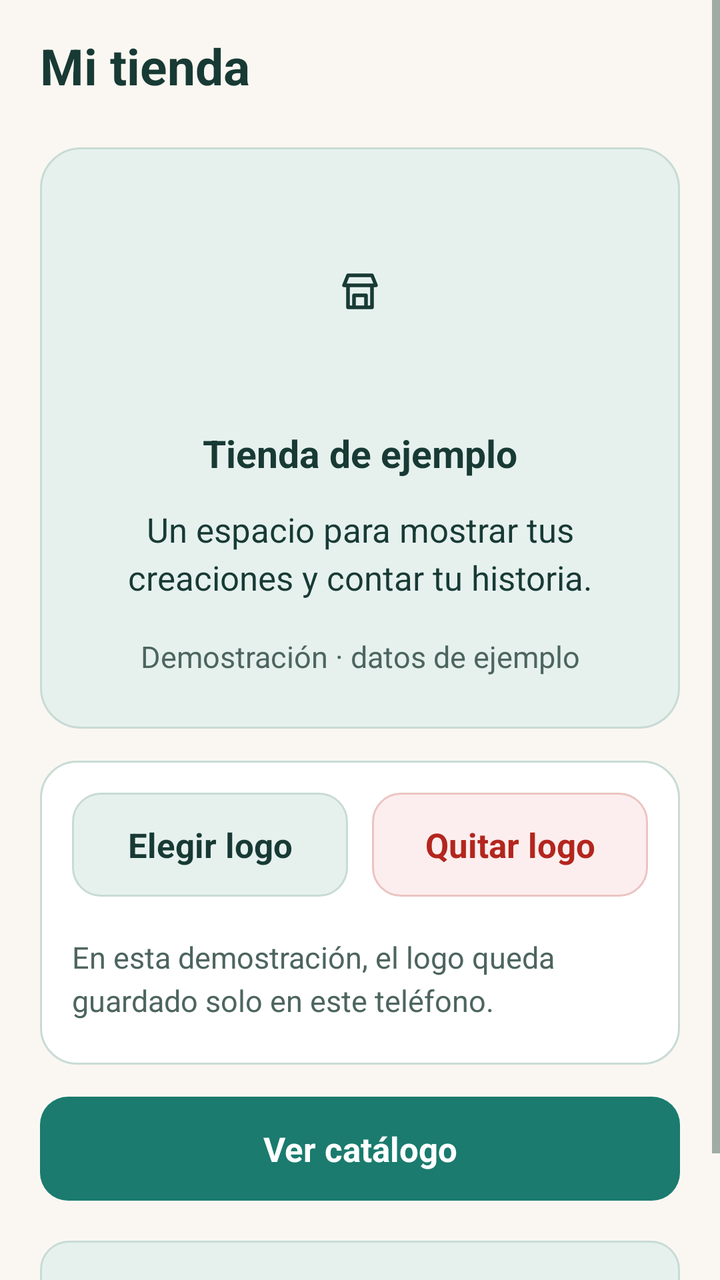
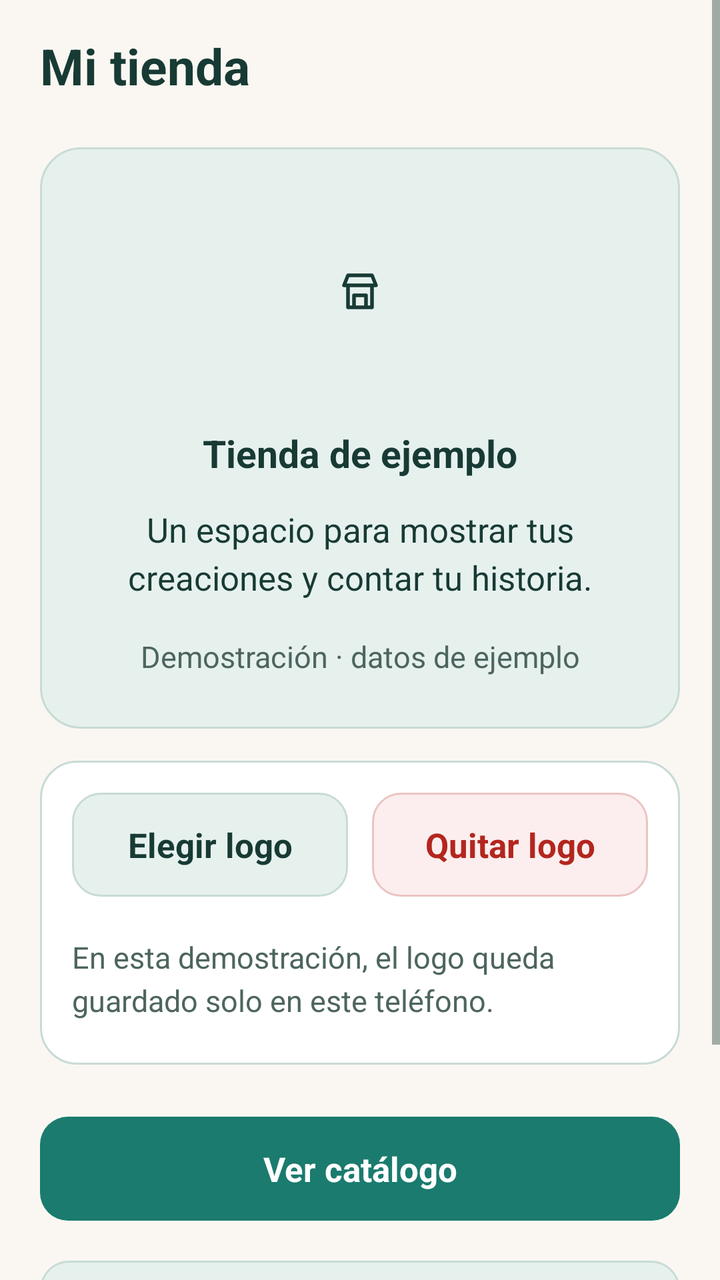

Before-and-after screenshots of an Android layout around one commit, followed by the original layout XML and the change that was made.
<!-- AndroidManifest.xml: application theme Theme.ConectaSur -->
<!-- res/layout/screen_store.xml -->
<?xml version="1.0" encoding="utf-8"?>
<ScrollView xmlns:android="http://schemas.android.com/apk/res/android"
    xmlns:tools="http://schemas.android.com/tools"
    android:id="@+id/page_scroll"
    android:layout_width="match_parent"
    android:layout_height="match_parent"
    android:background="?attr/appBackground"
    android:fillViewport="true"
    tools:theme="@style/Theme.ConectaSur">

    <LinearLayout
        android:layout_width="match_parent"
        android:layout_height="wrap_content"
        android:orientation="vertical"
        android:paddingHorizontal="@dimen/space_lg"
        android:paddingTop="@dimen/space_md"
        android:paddingBottom="@dimen/space_xl">

        <TextView
            android:id="@+id/page_title"
            style="@style/ConectaSur.Title"
            android:layout_width="match_parent"
            android:layout_height="wrap_content"
            android:text="@string/store_title" />

        
        <LinearLayout
            android:layout_width="match_parent"
            android:layout_height="wrap_content"
            android:layout_marginTop="@dimen/space_md"
            android:background="@drawable/card_surface_owner_header"
            android:gravity="center_horizontal"
            android:orientation="vertical"
            android:padding="@dimen/space_lg">

            <ImageView
                android:id="@+id/store_logo"
                android:layout_width="104dp"
                android:layout_height="104dp"
                android:background="@drawable/photo_frame_bg"
                android:clipToOutline="true"
                android:contentDescription="@string/store_logo"
                android:padding="10dp"
                android:scaleType="centerInside"
                android:src="@drawable/ic_shop_logo" />

            <TextView
                android:id="@+id/store_name"
                style="@style/ConectaSur.Section"
                android:layout_width="match_parent"
                android:layout_height="wrap_content"
                android:layout_marginTop="@dimen/space_md"
                android:gravity="center"
                android:text="@string/store_name" />

            <TextView
                android:id="@+id/store_description"
                style="@style/ConectaSur.Body"
                android:layout_width="match_parent"
                android:layout_height="wrap_content"
                android:layout_marginTop="@dimen/space_xs"
                android:gravity="center"
                android:text="@string/store_description" />

            <TextView
                android:id="@+id/store_demo"
                style="@style/ConectaSur.Label"
                android:layout_width="match_parent"
                android:layout_height="wrap_content"
                android:layout_marginTop="@dimen/space_xs"
                android:gravity="center"
                android:text="@string/demo" />
        </LinearLayout>

        
        <LinearLayout
            android:layout_width="match_parent"
            android:layout_height="wrap_content"
            android:layout_marginTop="@dimen/space_md"
            android:background="@drawable/card_surface"
            android:orientation="vertical"
            android:padding="@dimen/space_md">

            <LinearLayout
                android:layout_width="match_parent"
                android:layout_height="wrap_content"
                android:orientation="horizontal">

                <Button
                    android:id="@+id/change_logo"
                    style="@style/ConectaSur.Button.Tonal"
                    android:layout_width="0dp"
                    android:layout_height="wrap_content"
                    android:layout_marginEnd="@dimen/space_xs"
                    android:layout_weight="1"
                    android:text="@string/change_logo" />

                <Button
                    android:id="@+id/remove_logo"
                    style="@style/ConectaSur.Button.Danger"
                    android:layout_width="0dp"
                    android:layout_height="wrap_content"
                    android:layout_marginStart="@dimen/space_xs"
                    android:layout_weight="1"
                    android:text="@string/remove_logo" />
            </LinearLayout>

            <TextView
                android:id="@+id/local_logo_note"
                style="@style/ConectaSur.Label"
                android:layout_width="match_parent"
                android:layout_height="wrap_content"
                android:layout_marginTop="@dimen/space_sm"
                android:text="@string/local_logo_note" />
        </LinearLayout>

        
        <LinearLayout
            android:id="@+id/store_pickup_card"
            android:layout_width="match_parent"
            android:layout_height="wrap_content"
            android:layout_marginTop="@dimen/space_md"
            android:background="@drawable/card_surface"
            android:orientation="vertical"
            android:padding="@dimen/space_md"
            android:visibility="gone">

            <TextView
                style="@style/ConectaSur.Label"
                android:layout_width="match_parent"
                android:layout_height="wrap_content"
                android:text="Punto de retiro o feria" />

            <TextView
                android:id="@+id/store_pickup_text"
                style="@style/ConectaSur.Body"
                android:layout_width="match_parent"
                android:layout_height="wrap_content"
                android:layout_marginTop="4dp" />

            <Button
                android:id="@+id/store_pickup_directions"
                style="@style/ConectaSur.Button.Tonal"
                android:layout_width="match_parent"
                android:layout_height="wrap_content"
                android:layout_marginTop="@dimen/space_sm"
                android:minHeight="48dp"
                android:text="Cómo llegar en mapa" />
        </LinearLayout>

        <Button
            android:id="@+id/store_contact"
            style="@style/ConectaSur.Button.Primary"
            android:layout_width="match_parent"
            android:layout_height="wrap_content"
            android:layout_marginTop="@dimen/space_md"
            android:text="Contactar a la tienda"
            android:visibility="gone" />

        <Button
            android:id="@+id/store_share_qr"
            style="@style/ConectaSur.Button.Tonal"
            android:layout_width="match_parent"
            android:layout_height="wrap_content"
            android:layout_marginTop="@dimen/space_sm"
            android:minHeight="48dp"
            android:text="Compartir tienda / QR"
            android:visibility="gone" />

        <Button
            android:id="@+id/store_catalog"
            style="@style/ConectaSur.Button.Primary"
            android:layout_width="match_parent"
            android:layout_height="wrap_content"
            android:layout_marginTop="@dimen/space_md"
            android:text="@string/store_catalog" />

        <Button
            android:id="@+id/store_sales"
            style="@style/ConectaSur.Button.Tonal"
            android:layout_width="match_parent"
            android:layout_height="wrap_content"
            android:layout_marginTop="@dimen/space_sm"
            android:text="@string/store_sales" />
    </LinearLayout>
</ScrollView>
<!-- resources referenced by this layout -->
<resources>
  <dimen name="space_lg">20dp</dimen>
  <dimen name="space_md">16dp</dimen>
  <dimen name="space_sm">10dp</dimen>
  <dimen name="space_xl">28dp</dimen>
  <dimen name="space_xs">6dp</dimen>
  <!-- drawable card_surface (drawable) -->
  <?xml version="1.0" encoding="utf-8"?>
  <shape xmlns:android="http://schemas.android.com/apk/res/android">
      <solid android:color="?attr/appSurface" />
      <stroke android:width="1dp" android:color="?attr/appBorder" />
      <corners android:radius="18dp" />
  </shape>
  <!-- drawable card_surface_owner_header (drawable) -->
  <?xml version="1.0" encoding="utf-8"?>
  <shape xmlns:android="http://schemas.android.com/apk/res/android">
      <solid android:color="@color/conectasur_forest_soft" />
      <stroke android:width="1dp" android:color="@color/conectasur_forest_border" />
      <corners android:radius="20dp" />
  </shape>
  <!-- drawable photo_frame_bg (drawable) -->
  <?xml version="1.0" encoding="utf-8"?>
  <shape xmlns:android="http://schemas.android.com/apk/res/android">
      <solid android:color="@color/conectasur_forest_soft" />
      <corners android:radius="14dp" />
  </shape>
  <string name="change_logo">Elegir logo</string>
  <string name="demo">Demostración · datos de ejemplo</string>
  <string name="local_logo_note">En esta demostración, el logo queda guardado solo en este teléfono.</string>
  <string name="remove_logo">Quitar logo</string>
  <string name="store_catalog">Ver catálogo</string>
  <string name="store_description">Un espacio para mostrar tus creaciones y contar tu historia.</string>
  <string name="store_logo">Logo del emprendimiento</string>
  <string name="store_name">Tienda de ejemplo</string>
  <string name="store_sales">Mis ventas</string>
  <string name="store_title">Mi tienda</string>
  <style name="ConectaSur.Body" parent="android:Widget.TextView">
          <item name="android:textSize">17sp</item>
          <item name="android:textColor">?attr/appInk</item>
          <item name="android:lineSpacingMultiplier">1.2</item>
          <item name="android:layout_marginBottom">12dp</item>
      </style>
  <style name="ConectaSur.Button.Danger" parent="ConectaSur.Button">
          <item name="android:background">@drawable/button_danger_tonal</item>
          <item name="android:textColor">@color/conectasur_danger</item>
      </style>
  <style name="ConectaSur.Button.Primary" parent="ConectaSur.Button">
          <item name="android:background">@drawable/button_primary</item>
          <item name="android:textColor">#FFFFFF</item>
      </style>
  <style name="ConectaSur.Button.Tonal" parent="ConectaSur.Button">
          <item name="android:background">@drawable/button_tonal</item>
          <item name="android:textColor">?attr/appInk</item>
      </style>
  <style name="ConectaSur.Label" parent="ConectaSur.Body">
          <item name="android:textSize">15sp</item>
          <item name="android:textColor">?attr/appMuted</item>
          <item name="android:layout_marginBottom">6dp</item>
      </style>
  <style name="ConectaSur.Section" parent="ConectaSur.Body">
          <item name="android:textSize">19sp</item>
          <item name="android:textStyle">bold</item>
          <item name="android:layout_marginTop">12dp</item>
          <item name="android:layout_marginBottom">8dp</item>
      </style>
  <color name="conectasur_forest_soft">#E6F1EE</color>
  <color name="conectasur_forest_border">#C8DBD5</color>
  <color name="conectasur_danger">#B3261E</color>
  <color name="conectasur_cream">#FAF7F2</color>
  <color name="conectasur_forest">#1A7B6E</color>
  <color name="conectasur_ink">#183A34</color>
  <color name="conectasur_muted">#4D655F</color>
  <color name="conectasur_surface">#FFFFFF</color>
  <color name="conectasur_danger_soft">#FCEEEE</color>
  <color name="conectasur_danger_border">#EBC4C2</color>
  <color name="conectasur_forest_dark">#125950</color>
  <!-- unchanged entries left out for length: 8 -->
</resources>

<!-- the commit's change to res/layout/screen_store.xml (unified diff, before → after) -->
@@ -138,6 +138,19 @@
                 android:layout_height="wrap_content"
                 android:layout_marginTop="4dp" />
 
+            <FrameLayout
+                android:id="@+id/store_pickup_map_container"
+                android:layout_width="match_parent"
+                android:layout_height="180dp"
+                android:layout_marginTop="8dp"
+                android:visibility="gone">
+
+                <WebView
+                    android:id="@+id/store_pickup_map"
+                    android:layout_width="match_parent"
+                    android:layout_height="match_parent" />
+            </FrameLayout>
+
             <Button
                 android:id="@+id/store_pickup_directions"
                 style="@style/ConectaSur.Button.Tonal"
@@ -157,15 +170,35 @@
             android:text="Contactar a la tienda"
             android:visibility="gone" />
 
-        <Button
-            android:id="@+id/store_share_qr"
-            style="@style/ConectaSur.Button.Tonal"
+        <LinearLayout
+            android:id="@+id/store_share_row"
             android:layout_width="match_parent"
             android:layout_height="wrap_content"
             android:layout_marginTop="@dimen/space_sm"
-            android:minHeight="48dp"
-            android:text="Compartir tienda / QR"
-            android:visibility="gone" />
+            android:orientation="horizontal">
+
+            <Button
+                android:id="@+id/store_share_link"
+                style="@style/ConectaSur.Button.Tonal"
+                android:layout_width="0dp"
+                android:layout_height="wrap_content"
+                android:layout_marginEnd="@dimen/space_xs"
+                android:layout_weight="1"
+                android:minHeight="48dp"
+                android:text="Compartir enlace"
+                android:visibility="gone" />
+
+            <Button
+                android:id="@+id/store_share_qr"
+                style="@style/ConectaSur.Button.Tonal"
+                android:layout_width="0dp"
+                android:layout_height="wrap_content"
+                android:layout_marginStart="@dimen/space_xs"
+                android:layout_weight="1"
+                android:minHeight="48dp"
+                android:text="Código QR"
+                android:visibility="gone" />
+        </LinearLayout>
 
         <Button
             android:id="@+id/store_catalog"
@@ -182,5 +215,20 @@
             android:layout_height="wrap_content"
             android:layout_marginTop="@dimen/space_sm"
             android:text="@string/store_sales" />
+
+        <TextView
+            android:id="@+id/store_products_heading"
+            style="@style/ConectaSur.Section"
+            android:layout_width="match_parent"
+            android:layout_height="wrap_content"
+            android:layout_marginTop="@dimen/space_lg"
+            android:text="Productos publicados" />
+
+        <LinearLayout
+            android:id="@+id/store_products_list"
+            android:layout_width="match_parent"
+            android:layout_height="wrap_content"
+            android:layout_marginTop="@dimen/space_sm"
+            android:orientation="vertical" />
     </LinearLayout>
 </ScrollView>
